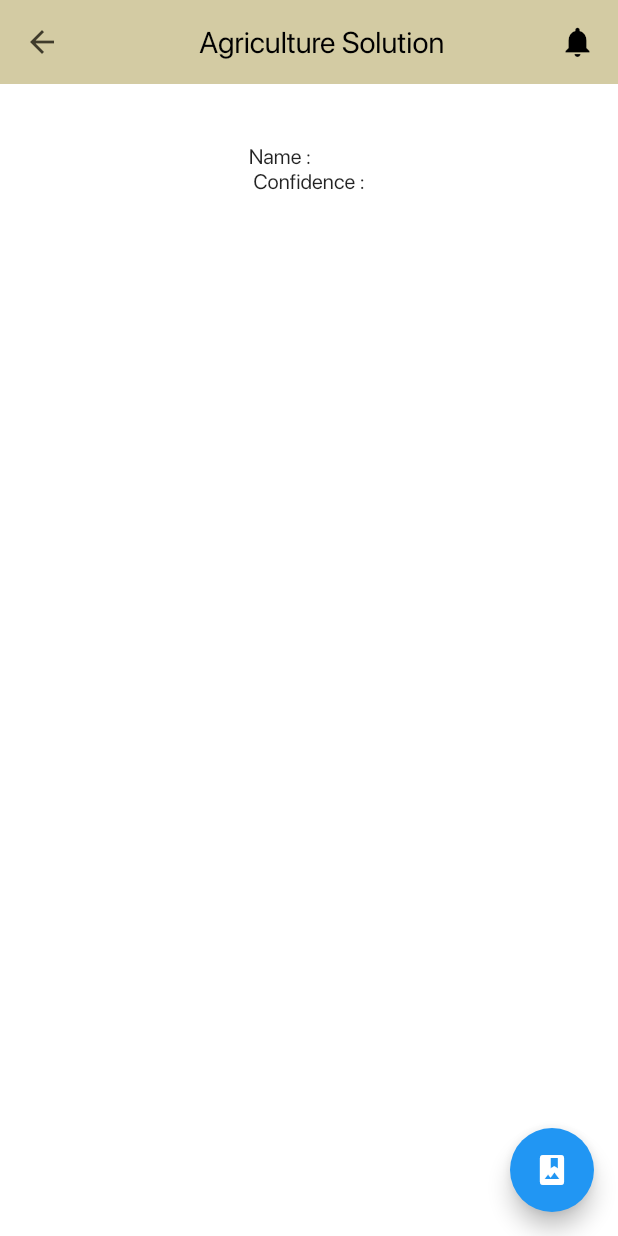
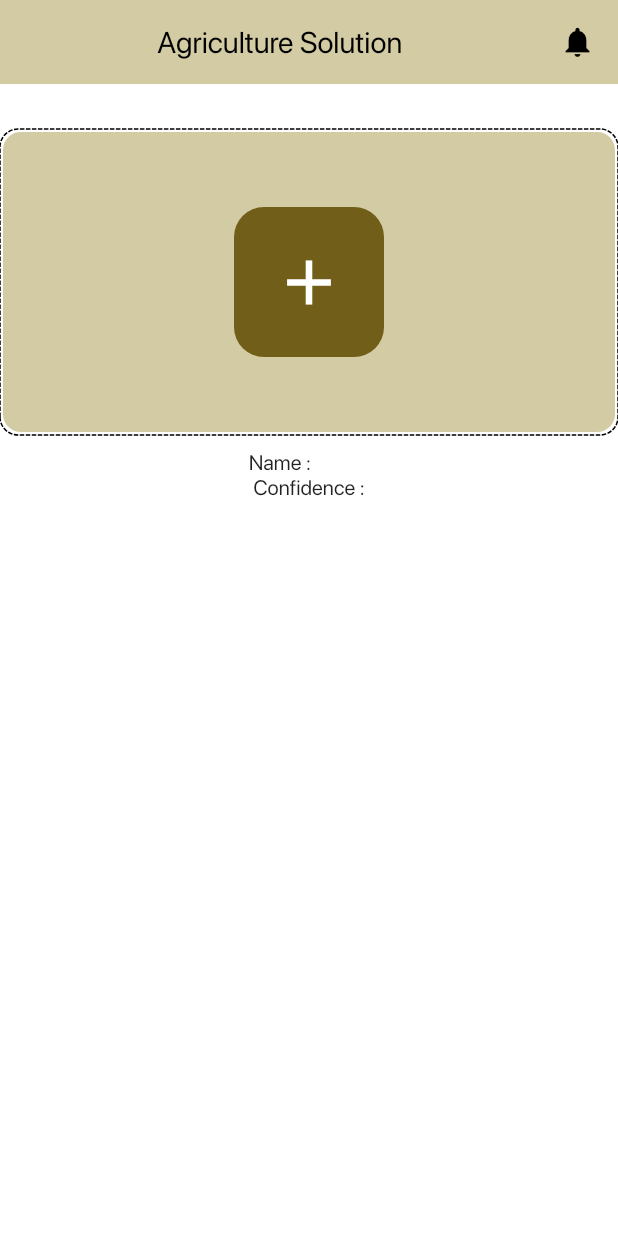
Before and after one commit to yash181999/trooper_hackout, a Flutter app: the Tlight screen opened directly, on a phone screen of 412 x 824 dp. Run offline on Flutter 3.47's test engine with Material 2 defaults, Android fonts, the phone set to English and light mode, and no system bars; drawn by our look-alikes of dotted_border; our stand-ins replace animated_text_kit, cached_network_image, cloud_firestore, firebase_auth, firebase_storage, font_awesome_flutter and 8 more; missing offline and left inert: flutter_sms, geocoder, keyboard_visibility, tflite; accounts and stored records are empty.

Commit message:
agriculture solution

```diff
--- a/lib/Screens/tlight.dart
+++ b/lib/Screens/tlight.dart
@@ -1,8 +1,9 @@
+import 'package:dotted_border/dotted_border.dart';
 import 'package:flutter/material.dart';
 import 'package:image_picker/image_picker.dart';
 import 'package:tflite/tflite.dart';
+import 'package:trooper_hackout/resources/color.dart';
 import 'dart:io';
-
 import 'package:trooper_hackout/widgets/app_bar.dart';
 
 class Tlight extends StatefulWidget {
@@ -13,21 +14,19 @@ class Tlight extends StatefulWidget {
 class _TlightState extends State<Tlight> {
 
   File Pickedimage;
-  bool isimageloded = false;
 
   List _result;
   String _confidence = "";
   String _name = "";
   String numbers = "";
 
-  getImageFormGallery() async {
-    var tempStore = await ImagePicker().getImage(source: ImageSource.gallery);
-    setState(() {
-      Pickedimage = File(tempStore.path);
-      isimageloded = true;
-      applyModelOnImage(Pickedimage);
-    });
-  }
+//  getImageFormGallery() async {
+//    var tempStore = await ImagePicker().getImage(source: ImageSource.gallery);
+//    setState(() {
+//      Pickedimage = File(tempStore.path);
+//      applyModelOnImage(Pickedimage);
+//    });
+//  }
 
   loadMyModel() async{
     var result = await Tflite.loadModel(
@@ -72,30 +71,60 @@ class _TlightState extends State<Tlight> {
         child: Column(
           children: [
             SizedBox(height: 30,),
-            isimageloded ? Center(
-              child: Container(
-                height: 350,
-                width: 350,
-                decoration: BoxDecoration(
-                  image: DecorationImage(
-                    image: FileImage(File(Pickedimage.path)),
-                    fit: BoxFit.contain
-                  )
+             DottedBorder(
+              borderType: BorderType.RRect,
+              radius: Radius.circular(12),
+              child: ClipRRect(
+                borderRadius: BorderRadius.circular(12),
+                child: Container(
+                  height: 200,
+                  width: MediaQuery.of(context).size.width,
+                  color: primary,
+                  child: Center(
+                    child: InkWell(
+                        onTap: () async {
+                          if (Pickedimage == null) {
+                            dynamic imageFile = await ImagePicker().getImage(source: ImageSource.gallery);
+                            setState(() {
+                              Pickedimage = File(imageFile.path);
+                              applyModelOnImage(Pickedimage);
+                            });
+                          } else {
+                            setState(() {
+                              Pickedimage = null;
+                            });
+                          }
+                        },
+                        child: Pickedimage == null
+                            ? ClipRRect(
+                          borderRadius: BorderRadius.circular(20),
+                          child: Container(
+                            height: 100,
+                            width: 100,
+                            color: secondary,
+                            child: Center(
+                              child: Icon(
+                                Icons.add,
+                                size: 50,
+                                color: white,
+                              ),
+                            ),
+                          ),
+                        )
+                            : Image(
+                          fit: BoxFit.cover,
+                          image: FileImage(Pickedimage),
+                        )),
+                  ),
                 ),
               ),
-            ) : Container(),
+            ),
+
+
             SizedBox(height: 10,),
-         Text("Name : $_name \n Confidence : $_confidence"),
+            Text("Name : $_name \n Confidence : $_confidence"),
 
           ],
-        ),
-      ),
-      floatingActionButton: FloatingActionButton(
-        onPressed: () {
-          getImageFormGallery();
-        },
-        child: Icon(
-          Icons.photo_album
         ),
       ),
     );
--- a/lib/main.dart
+++ b/lib/main.dart
@@ -48,7 +48,7 @@ class _MyAppState extends State<MyApp> {
         fontFamily: 'sf_pro_regular',
         visualDensity: VisualDensity.adaptivePlatformDensity,
       ),
-      home: SplashScreen(),
+      home: Tlight(),
     );
   }
 }
--- a/pubspec.yaml
+++ b/pubspec.yaml
@@ -77,6 +77,7 @@ flutter:
 
   # To add assets to your application, add an assets section, like this:
   assets:
+    - assets/
      - assets/locale/localization_en.json
      - assets/locale/localization_hi.json
      - assets/labels.txt
```
